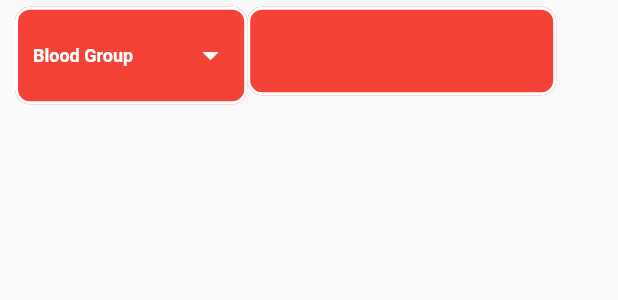
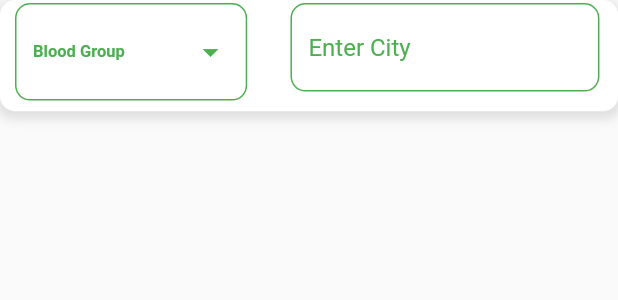
Before and after one commit to zee404/Flutter-projects, a Flutter app: the FilterSearch widget shown alone on an empty page, opened directly, on a phone screen of 412 x 824 dp. Shown: the top 300 px of the screen. Run offline on Flutter 3.47's test engine with Material 2 defaults, Android fonts, the phone set to English and light mode, and no system bars; our stand-ins replace date_format, firebase_auth; missing offline and left inert: flutter_google_places, geocoder, google_maps_webservice; accounts and stored records are empty.

Commit message:
e_blood
1.15 design almost ready

```diff
--- a/e_blood/lib/Shared/Constant.dart
+++ b/e_blood/lib/Shared/Constant.dart
@@ -1,10 +1,13 @@
 import 'package:flutter/material.dart';
 
 const textInputDecoration = InputDecoration(
-  fillColor: Colors.red,
+  fillColor: Colors.white,
   filled: true,
+  hintStyle: TextStyle(
+    color: Colors.green,
+  ),
   enabledBorder: OutlineInputBorder(
-    borderSide: BorderSide(color: Colors.white, width: 2.0),
+    borderSide: BorderSide(color: Colors.green, width: 1.0),
     borderRadius: BorderRadius.all(Radius.circular(10.0)),
   ),
   focusedBorder: OutlineInputBorder(
@@ -54,3 +57,22 @@ final textInputDecorationPostRequest = InputDecoration(
     borderSide: BorderSide(color: Colors.green, width: 2.0),
   ),
 );
+final textInputDecorationPostRequestDescription = InputDecoration(
+  hintText: 'hint Text ',
+  hintStyle: TextStyle(color: Colors.grey),
+  filled: true,
+  fillColor: Colors.white,
+  labelText: 'Label Text ',
+  labelStyle: TextStyle(
+    color: Colors.blue,
+    fontWeight: FontWeight.bold,
+  ),
+  enabledBorder: OutlineInputBorder(
+    borderRadius: BorderRadius.circular(10.0),
+    borderSide: BorderSide(color: Colors.green, width: 2.0),
+  ),
+  focusedBorder: OutlineInputBorder(
+    borderRadius: BorderRadius.circular(15.0),
+    borderSide: BorderSide(color: Colors.green, width: 2.0),
+  ),
+);
--- a/e_blood/lib/screens/notification/NotificationWidget.dart
+++ b/e_blood/lib/screens/notification/NotificationWidget.dart
@@ -149,6 +149,7 @@ class NotificationWidget extends StatelessWidget {
                   child: Icon(
                     Icons.phone,
                     color: Colors.green,
+                    size: deviceSize.height * 0.03,
                   ),
                 ),
                 SizedBox(width: deviceSize.width * 0.07),
@@ -165,6 +166,7 @@ class NotificationWidget extends StatelessWidget {
                   child: Icon(
                     Icons.message,
                     color: Colors.green,
+                    size: deviceSize.height * 0.03,
                   ),
                 ),
                 SizedBox(width: deviceSize.width * 0.04),
--- a/e_blood/lib/widgets/filter.dart
+++ b/e_blood/lib/widgets/filter.dart
@@ -41,24 +41,42 @@ class _FilterSearchState extends State<FilterSearch> {
   Widget build(BuildContext context) {
     final deviceSize = MediaQuery.of(context).size;
     return Container(
-      height: deviceSize.height * 0.10,
+      height: deviceSize.height * 0.09,
+      decoration: BoxDecoration(
+        color: Colors.white,
+        borderRadius: BorderRadius.only(
+          bottomLeft: Radius.circular(10.0),
+          bottomRight: Radius.circular(10.0),
+          topLeft: Radius.circular(10.0),
+          topRight: Radius.circular(10.0),
+        ),
+        boxShadow: [
+          BoxShadow(
+            color: Colors.grey.withOpacity(0.3),
+            spreadRadius: 2,
+            blurRadius: 5,
+            offset: Offset(0, 3),
+          )
+        ],
+      ),
+      //  / color: Colors.white,
       child: Row(
         children: <Widget>[
           Container(
-            height: deviceSize.height * 0.089,
+            height: deviceSize.height * 0.085,
             width: deviceSize.width * 0.4,
             child: Padding(
               padding: const EdgeInsets.only(left: 10.0),
               child: DropdownButtonFormField(
                 iconSize: 25.0,
-                iconEnabledColor: Colors.white,
-                decoration: textInputDecoration,
+                iconEnabledColor: Colors.green,
+                decoration: textInputDecoration.copyWith(),
                 hint: Text(
                   'Blood Group ',
                   style: TextStyle(
-                    fontSize: 12.0,
+                    fontSize: 11.0,
                     fontWeight: FontWeight.bold,
-                    color: Colors.white,
+                    color: Colors.green,
                   ),
                 ),
                 value: _currentSugars,
@@ -77,11 +95,16 @@ class _FilterSearchState extends State<FilterSearch> {
               ),
             ),
           ),
+          SizedBox(
+            width: deviceSize.width * 0.07,
+          ),
           Container(
-            height: deviceSize.height * 0.089,
+            height: deviceSize.height * 0.085,
             width: deviceSize.width * 0.5,
             child: TextFormField(
-              decoration: textInputDecoration,
+              decoration: textInputDecoration.copyWith(
+                hintText: 'Enter City',
+              ),
               cursorColor: Colors.white,
               onTap: () async {
                 Prediction p = await PlacesAutocomplete.show(
```
Also changed, not shown: e_blood/lib/screens/home/home.dart (+17 -19 lines), e_blood/lib/screens/notification/NotificationScreen.dart (+15 -12 lines), e_blood/lib/screens/postRequest/postrequest.dart (+54 -1 lines), e_blood/lib/screens/profile/profile.dart (+39 -18 lines).
